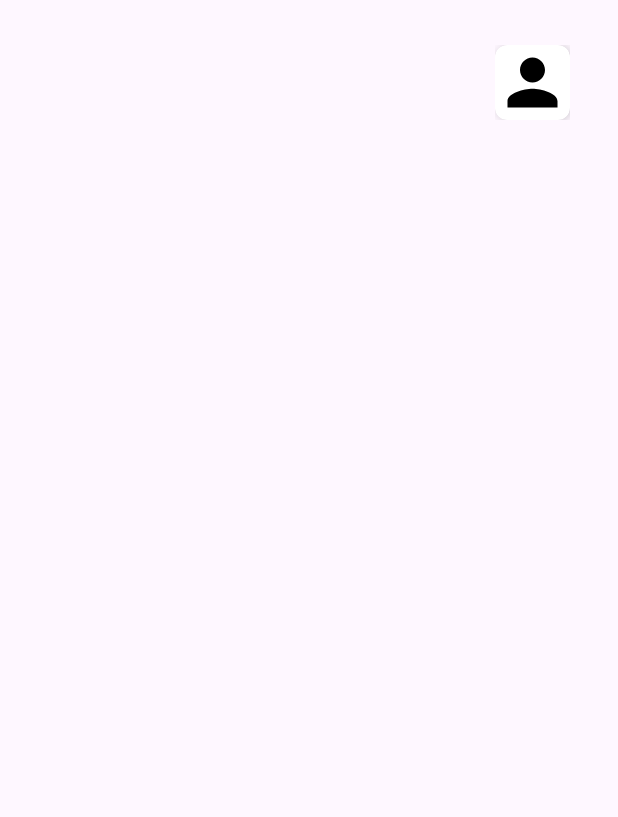
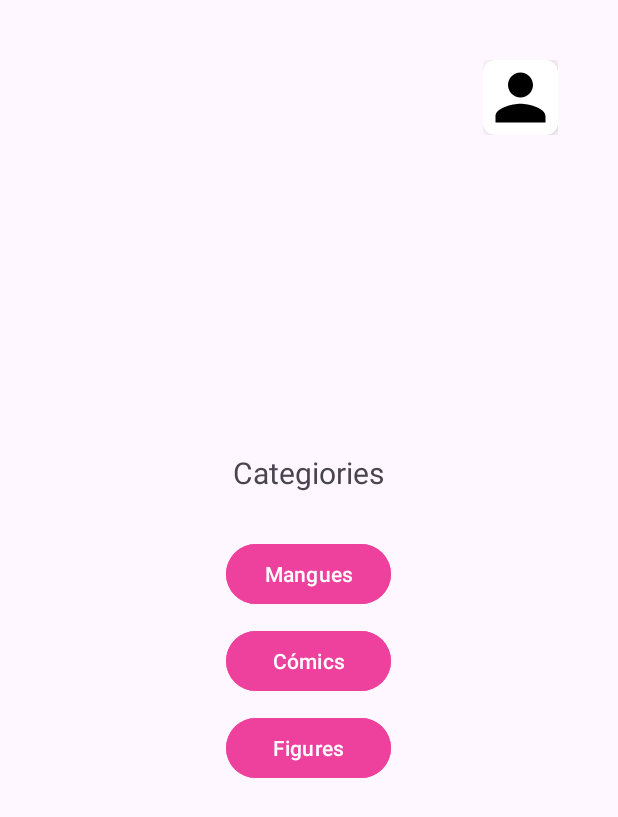
Before and after one commit to JudithM05/TendaComics, an Android app: the screen it shows after launch (MainActivity), on a phone screen of 412 x 824 dp. Before the commit the part shown is almost empty. Shown: the top 817 px of the screen. Run offline under Robolectric (Android 15) with nearby library versions, the phone set to English and light mode, and no system bars.

Commit message:
Fet el layout de la pagina principal

```diff
--- a/app/src/main/res/layout/activity_main.xml
+++ b/app/src/main/res/layout/activity_main.xml
@@ -1,6 +1,5 @@
 <?xml version="1.0" encoding="utf-8"?>
-<LinearLayout
-    xmlns:android="http://schemas.android.com/apk/res/android"
+<FrameLayout xmlns:android="http://schemas.android.com/apk/res/android"
     xmlns:tools="http://schemas.android.com/tools"
     android:id="@+id/main"
     android:layout_width="match_parent"
@@ -12,7 +11,45 @@
         android:name="com.example.tendacomics.Perfil"
         android:layout_width="50dp"
         android:layout_height="50dp"
-        android:layout_marginStart="330dp"
-        android:layout_marginTop="30dp" />
+        android:layout_gravity="end|top"
+        android:layout_margin="40dp" />
 
-</LinearLayout>
+    <LinearLayout
+        android:layout_width="match_parent"
+        android:layout_height="match_parent"
+        android:gravity="center"
+        android:orientation="vertical">
+
+        <TextView
+            android:id="@+id/textView"
+            android:layout_width="wrap_content"
+            android:layout_height="wrap_content"
+            android:text="@string/categiories"
+            android:textSize="20sp"
+            android:layout_marginBottom="20dp" />
+
+            <Button
+                android:id="@+id/buttonMangues"
+                android:layout_width="110dp"
+                android:layout_height="wrap_content"
+                android:backgroundTint="#ee419e"
+                android:text="@string/mangues"
+                android:layout_marginTop="10dp" />
+
+            <Button
+                android:id="@+id/buttonComics"
+                android:layout_width="110dp"
+                android:layout_height="wrap_content"
+                android:backgroundTint="#ee419e"
+                android:text="@string/c_mics"
+                android:layout_marginTop="10dp" />
+
+            <Button
+                android:id="@+id/buttonFigures"
+                android:layout_width="110dp"
+                android:layout_height="wrap_content"
+                android:backgroundTint="#ee419e"
+                android:text="@string/figures"
+                android:layout_marginTop="10dp" />
+    </LinearLayout>
+</FrameLayout>
--- a/app/src/main/res/values/strings.xml
+++ b/app/src/main/res/values/strings.xml
@@ -2,4 +2,8 @@
     <string name="app_name">TendaComics</string>
     <!-- TODO: Remove or change this placeholder text -->
     <string name="hello_blank_fragment">Hello blank fragment</string>
+    <string name="categiories">Categiories</string>
+    <string name="mangues">Mangues</string>
+    <string name="c_mics">Cómics</string>
+    <string name="figures">Figures</string>
 </resources>
--- a/gradle/libs.versions.toml
+++ b/gradle/libs.versions.toml
@@ -1,5 +1,5 @@
 [versions]
-agp = "8.6.0"
+agp = "8.6.1"
 junit = "4.13.2"
 junitVersion = "1.2.1"
 espressoCore = "3.6.1"
```
Also changed, not shown: app/src/main/AndroidManifest.xml (+12 -0 lines), app/src/main/java/com/example/tendacomics/Ajuda.java (added, +24 -0 lines), app/src/main/java/com/example/tendacomics/CompraDetallada.java (added, +24 -0 lines), app/src/main/java/com/example/tendacomics/Perfilpag.java (added, +24 -0 lines), app/src/main/java/com/example/tendacomics/perfilPagina.java (added, +24 -0 lines), app/src/main/res/layout/activity_ajuda.xml (added, +10 -0 lines), app/src/main/res/layout/activity_compra_detallada.xml (added, +10 -0 lines), app/src/main/res/layout/activity_perfilpag.xml (added, +10 -0 lines).
